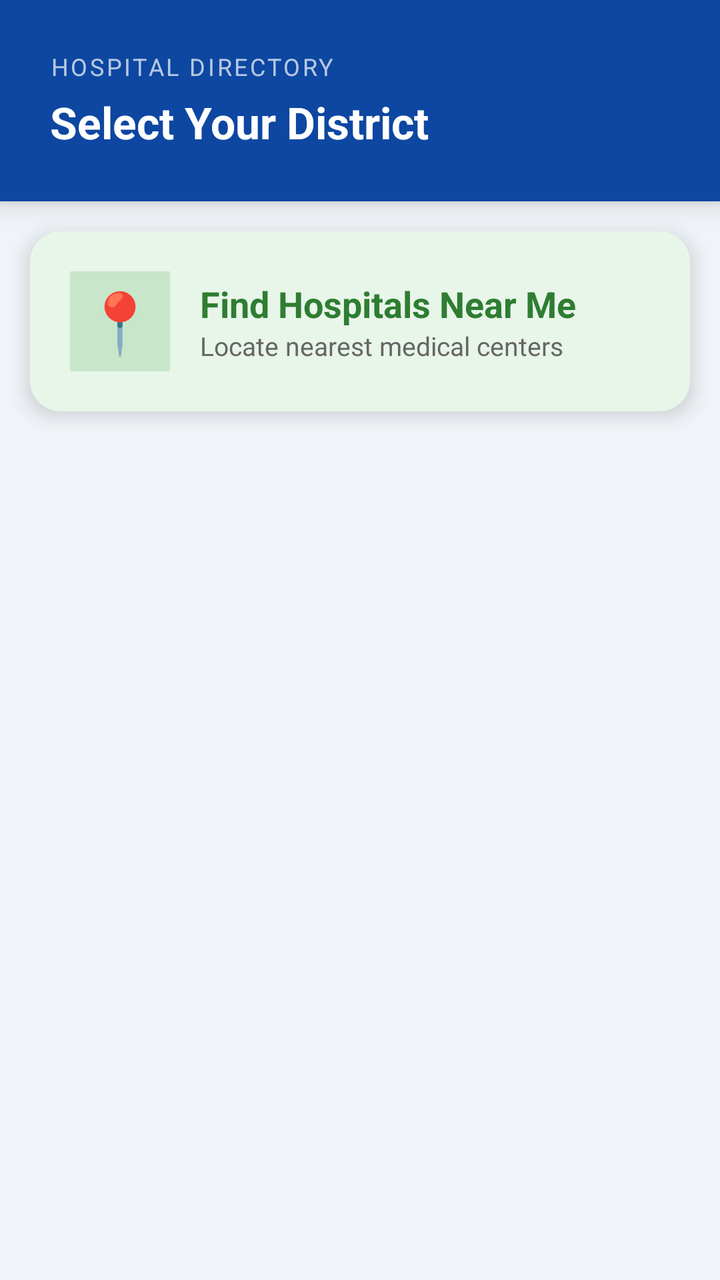
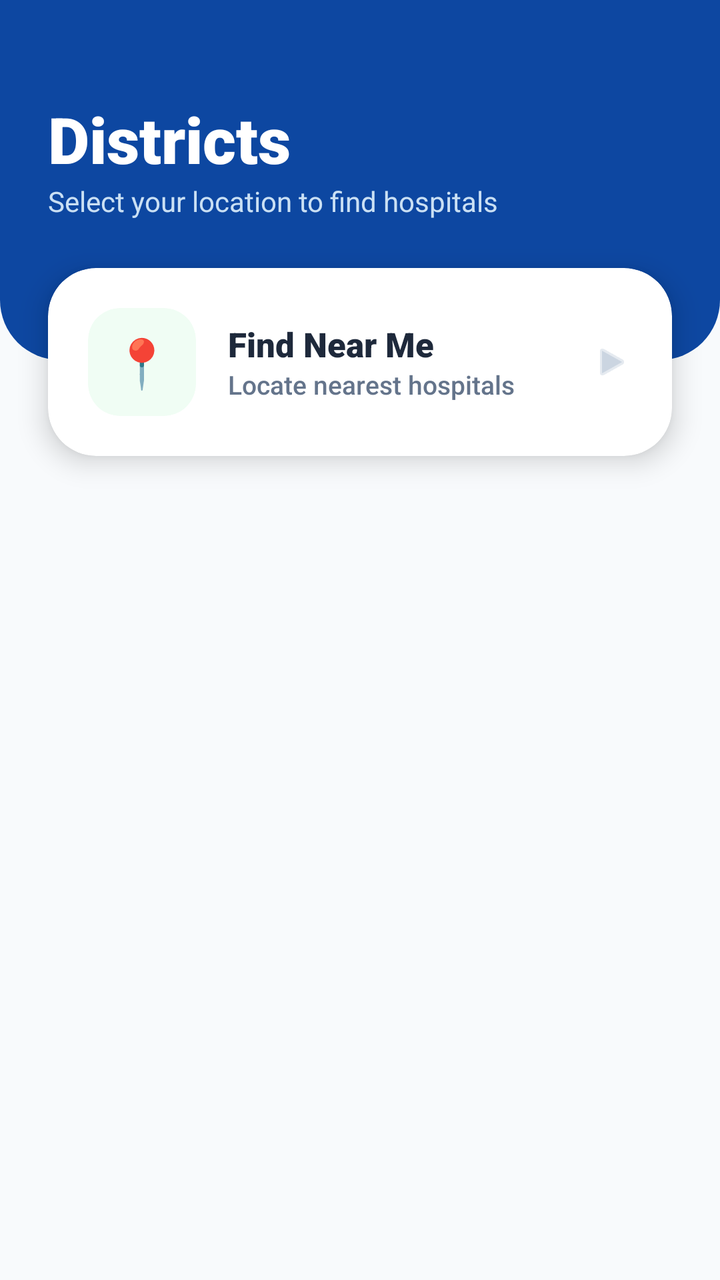

Before-and-after screenshots of an Android layout around one commit, followed by the original layout XML and the change that was made.
<!-- AndroidManifest.xml: application theme Theme.CareLanka -->
<!-- res/layout/activity_district.xml -->
<?xml version="1.0" encoding="utf-8"?>
<LinearLayout xmlns:android="http://schemas.android.com/apk/res/android"
    xmlns:app="http://schemas.android.com/apk/res-auto"
    android:layout_width="match_parent"
    android:layout_height="match_parent"
    android:orientation="vertical"
    android:background="#F0F4F8">

    
    <LinearLayout
        android:layout_width="match_parent"
        android:layout_height="wrap_content"
        android:background="@color/primaryBlue"
        android:padding="25dp"
        android:elevation="8dp"
        android:orientation="vertical">

        <TextView
            android:layout_width="wrap_content"
            android:layout_height="wrap_content"
            android:text="Hospital Directory"
            android:textColor="#B3FFFFFF"
            android:textSize="12sp"
            android:textAllCaps="true"
            android:letterSpacing="0.1"/>

        <TextView
            android:layout_width="wrap_content"
            android:layout_height="wrap_content"
            android:text="Select Your District"
            android:textColor="@android:color/white"
            android:textSize="22sp"
            android:textStyle="bold"
            android:layout_marginTop="5dp"/>
    </LinearLayout>

    
    <androidx.cardview.widget.CardView
        android:id="@+id/cardNearMe"
        android:layout_width="match_parent"
        android:layout_height="wrap_content"
        android:layout_margin="15dp"
        app:cardCornerRadius="15dp"
        app:cardBackgroundColor="#E8F5E9"
        app:cardElevation="6dp"
        android:foreground="?attr/selectableItemBackground">

        <LinearLayout
            android:layout_width="match_parent"
            android:layout_height="wrap_content"
            android:orientation="horizontal"
            android:padding="20dp"
            android:gravity="center_vertical">

            <TextView
                android:layout_width="50dp"
                android:layout_height="50dp"
                android:text="📍"
                android:textSize="30sp"
                android:gravity="center"
                android:background="#C8E6C9" />

            <LinearLayout
                android:layout_width="wrap_content"
                android:layout_height="wrap_content"
                android:orientation="vertical"
                android:layout_marginStart="15dp">

                <TextView
                    android:layout_width="wrap_content"
                    android:layout_height="wrap_content"
                    android:text="Find Hospitals Near Me"
                    android:textColor="#2E7D32"
                    android:textSize="18sp"
                    android:textStyle="bold"/>

                <TextView
                    android:layout_width="wrap_content"
                    android:layout_height="wrap_content"
                    android:text="Locate nearest medical centers"
                    android:textColor="#666666"
                    android:textSize="13sp"/>
            </LinearLayout>
        </LinearLayout>
    </androidx.cardview.widget.CardView>

    
    <androidx.recyclerview.widget.RecyclerView
        android:id="@+id/recyclerDistricts"
        android:layout_width="match_parent"
        android:layout_height="match_parent"
        android:paddingHorizontal="12dp"
        android:clipToPadding="false"
        android:scrollbars="vertical"/>

</LinearLayout>
<!-- resources referenced by this layout -->
<resources>
  <color name="primaryBlue">#0D47A1</color>
  <style name="Theme.CareLanka" parent="Base.Theme.CareLanka" />
  <style name="Base.Theme.CareLanka" parent="Theme.Material3.DayNight.NoActionBar">
          
          
      </style>
</resources>

<!-- the commit's change to res/layout/activity_district.xml (unified diff, before → after) -->
@@ -1,49 +1,55 @@
 <?xml version="1.0" encoding="utf-8"?>
-<LinearLayout xmlns:android="http://schemas.android.com/apk/res/android"
+<androidx.constraintlayout.widget.ConstraintLayout xmlns:android="http://schemas.android.com/apk/res/android"
     xmlns:app="http://schemas.android.com/apk/res-auto"
+    xmlns:tools="http://schemas.android.com/tools"
     android:layout_width="match_parent"
     android:layout_height="match_parent"
-    android:orientation="vertical"
-    android:background="#F0F4F8">
+    android:background="#F8FAFC">
 
     
-    <LinearLayout
+    <View
+        android:id="@+id/headerView"
         android:layout_width="match_parent"
+        android:layout_height="180dp"
+        android:background="@drawable/header_background"
+        app:layout_constraintTop_toTopOf="parent" />
+
+    <TextView
+        android:id="@+id/tvTitle"
+        android:layout_width="wrap_content"
         android:layout_height="wrap_content"
-        android:background="@color/primaryBlue"
-        android:padding="25dp"
-        android:elevation="8dp"
-        android:orientation="vertical">
+        android:layout_marginStart="24dp"
+        android:layout_marginTop="48dp"
+        android:text="Districts"
+        android:textColor="@color/white"
+        android:textSize="32sp"
+        android:fontFamily="sans-serif-black"
+        app:layout_constraintStart_toStartOf="parent"
+        app:layout_constraintTop_toTopOf="parent" />
 
-        <TextView
-            android:layout_width="wrap_content"
-            android:layout_height="wrap_content"
-            android:text="Hospital Directory"
-            android:textColor="#B3FFFFFF"
-            android:textSize="12sp"
-            android:textAllCaps="true"
-            android:letterSpacing="0.1"/>
-
-        <TextView
-            android:layout_width="wrap_content"
-            android:layout_height="wrap_content"
-            android:text="Select Your District"
-            android:textColor="@android:color/white"
-            android:textSize="22sp"
-            android:textStyle="bold"
-            android:layout_marginTop="5dp"/>
-    </LinearLayout>
+    <TextView
+        android:id="@+id/tvSubtitle"
+        android:layout_width="wrap_content"
+        android:layout_height="wrap_content"
+        android:text="Select your location to find hospitals"
+        android:textColor="#E0F2FE"
+        android:textSize="14sp"
+        android:alpha="0.9"
+        app:layout_constraintStart_toStartOf="@+id/tvTitle"
+        app:layout_constraintTop_toBottomOf="@+id/tvTitle" />
 
     
-    <androidx.cardview.widget.CardView
+    <com.google.android.material.card.MaterialCardView
         android:id="@+id/cardNearMe"
         android:layout_width="match_parent"
         android:layout_height="wrap_content"
-        android:layout_margin="15dp"
-        app:cardCornerRadius="15dp"
-        app:cardBackgroundColor="#E8F5E9"
-        app:cardElevation="6dp"
-        android:foreground="?attr/selectableItemBackground">
+        android:layout_marginHorizontal="24dp"
+        android:layout_marginTop="24dp"
+        app:cardCornerRadius="24dp"
+        app:cardElevation="8dp"
+        app:strokeWidth="0dp"
+        app:cardBackgroundColor="#FFFFFF"
+        app:layout_constraintTop_toBottomOf="@+id/tvSubtitle">
 
         <LinearLayout
             android:layout_width="match_parent"
@@ -52,45 +58,126 @@
             android:padding="20dp"
             android:gravity="center_vertical">
 
-            <TextView
-                android:layout_width="50dp"
-                android:layout_height="50dp"
-                android:text="📍"
-                android:textSize="30sp"
-                android:gravity="center"
-                android:background="#C8E6C9" />
+            <com.google.android.material.card.MaterialCardView
+                android:layout_width="54dp"
+                android:layout_height="54dp"
+                app:cardCornerRadius="16dp"
+                app:cardElevation="0dp"
+                app:cardBackgroundColor="#F0FDF4"
+                app:strokeWidth="0dp">
+                <TextView
+                    android:layout_width="wrap_content"
+                    android:layout_height="wrap_content"
+                    android:layout_gravity="center"
+                    android:text="📍"
+                    android:textSize="24sp"/>
+            </com.google.android.material.card.MaterialCardView>
 
             <LinearLayout
-                android:layout_width="wrap_content"
+                android:layout_width="0dp"
                 android:layout_height="wrap_content"
+                android:layout_weight="1"
                 android:orientation="vertical"
-                android:layout_marginStart="15dp">
+                android:layout_marginStart="16dp">
 
                 <TextView
                     android:layout_width="wrap_content"
                     android:layout_height="wrap_content"
-                    android:text="Find Hospitals Near Me"
-                    android:textColor="#2E7D32"
-                    android:textSize="18sp"
-                    android:textStyle="bold"/>
+                    android:text="Find Near Me"
+                    android:textColor="#1E293B"
+                    android:textSize="17sp"
+                    android:fontFamily="sans-serif-black"/>
 
                 <TextView
                     android:layout_width="wrap_content"
                     android:layout_height="wrap_content"
-                    android:text="Locate nearest medical centers"
-                    android:textColor="#666666"
-                    android:textSize="13sp"/>
+                    android:text="Locate nearest hospitals"
+                    android:textColor="#64748B"
+                    android:textSize="13sp"
+                    android:fontFamily="sans-serif-medium"/>
             </LinearLayout>
+
+            <ImageView
+                android:layout_width="20dp"
+                android:layout_height="20dp"
+                android:src="@android:drawable/ic_media_play"
+                app:tint="#CBD5E1"/>
         </LinearLayout>
-    </androidx.cardview.widget.CardView>
+    </com.google.android.material.card.MaterialCardView>
 
     
     <androidx.recyclerview.widget.RecyclerView
         android:id="@+id/recyclerDistricts"
         android:layout_width="match_parent"
-        android:layout_height="match_parent"
-        android:paddingHorizontal="12dp"
+        android:layout_height="0dp"
+        android:layout_marginTop="16dp"
+        android:paddingHorizontal="16dp"
+        android:paddingBottom="24dp"
         android:clipToPadding="false"
-        android:scrollbars="vertical"/>
+        android:scrollbars="none"
+        app:layout_constraintBottom_toBottomOf="parent"
+        app:layout_constraintTop_toBottomOf="@+id/cardNearMe"
+        tools:listitem="@layout/item_district"/>
 
-</LinearLayout>
+</androidx.constraintlayout.widget.ConstraintLayout>
+<!-- res/layout/item_district.xml (included above) -->
+<?xml version="1.0" encoding="utf-8"?>
+<com.google.android.material.card.MaterialCardView xmlns:android="http://schemas.android.com/apk/res/android"
+    xmlns:app="http://schemas.android.com/apk/res-auto"
+    android:layout_width="match_parent"
+    android:layout_height="wrap_content"
+    android:layout_marginHorizontal="16dp"
+    android:layout_marginVertical="6dp"
+    app:cardCornerRadius="24dp"
+    app:cardElevation="2dp"
+    app:strokeWidth="0dp"
+    app:cardBackgroundColor="#FFFFFF"
+    android:clickable="true"
+    android:focusable="true">
+
+    <LinearLayout
+        android:layout_width="match_parent"
+        android:layout_height="wrap_content"
+        android:orientation="horizontal"
+        android:padding="16dp"
+        android:gravity="center_vertical">
+
+        
+        <com.google.android.material.card.MaterialCardView
+            android:layout_width="54dp"
+            android:layout_height="54dp"
+            app:cardCornerRadius="16dp"
+            app:cardElevation="0dp"
+            app:cardBackgroundColor="#F1F5F9"
+            app:strokeWidth="0dp">
+            <TextView
+                android:id="@+id/tvIcon"
+                android:layout_width="wrap_content"
+                android:layout_height="wrap_content"
+                android:layout_gravity="center"
+                android:text="🏢"
+                android:textSize="24sp"/>
+        </com.google.android.material.card.MaterialCardView>
+
+        <TextView
+            android:id="@+id/tvSpecialtyName"
+            android:layout_width="0dp"
+            android:layout_height="wrap_content"
+            android:layout_weight="1"
+            android:layout_marginStart="16dp"
+            android:text="District Name"
+            android:textSize="17sp"
+            android:fontFamily="sans-serif-black"
+            android:textColor="#1E293B"
+            android:letterSpacing="-0.01"/>
+
+        
+        <ImageView
+            android:layout_width="24dp"
+            android:layout_height="24dp"
+            android:src="@android:drawable/ic_media_play"
+            app:tint="#CBD5E1"
+            android:layout_marginStart="8dp"/>
+
+    </LinearLayout>
+</com.google.android.material.card.MaterialCardView>
<!-- resource entries referenced after the edit -->
@@ -1,5 +1,14 @@
 <!-- resources referenced by this layout -->
 <resources>
+  <color name="white">#FFFFFF</color>
+  <!-- drawable header_background (drawable) -->
+  <?xml version="1.0" encoding="utf-8"?>
+  <shape xmlns:android="http://schemas.android.com/apk/res/android">
+      <solid android:color="@color/primaryBlue" />
+      <corners
+          android:bottomLeftRadius="30dp"
+          android:bottomRightRadius="30dp" />
+  </shape>
   <color name="primaryBlue">#0D47A1</color>
   <style name="Theme.CareLanka" parent="Base.Theme.CareLanka" />
   <style name="Base.Theme.CareLanka" parent="Theme.Material3.DayNight.NoActionBar">
